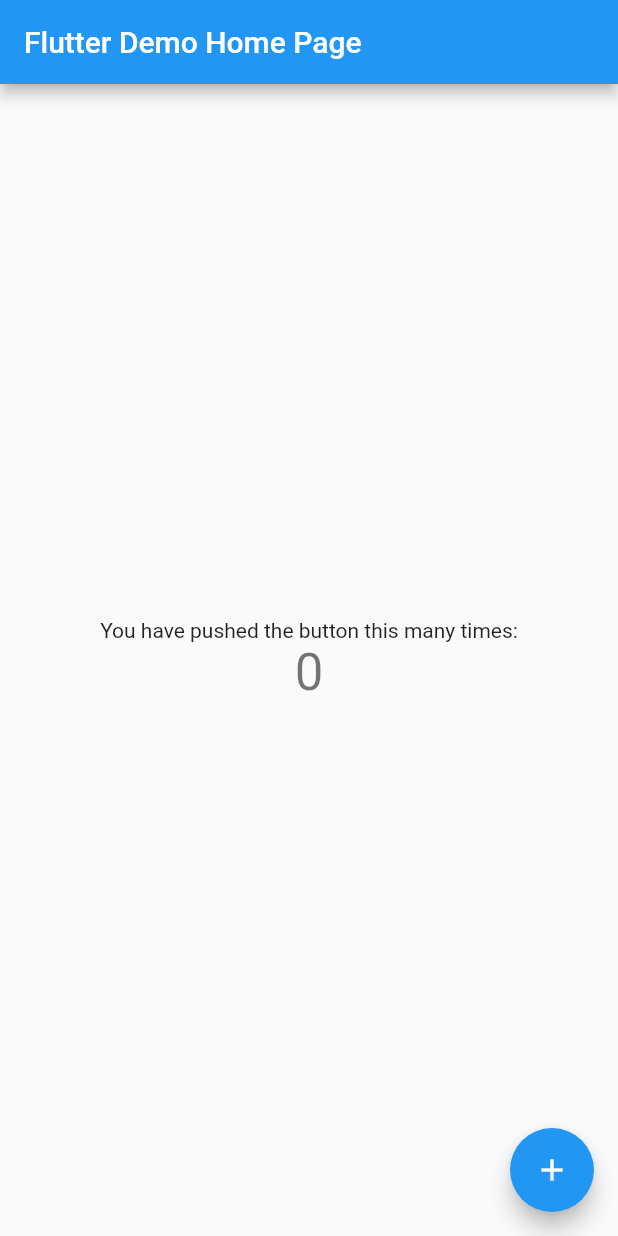
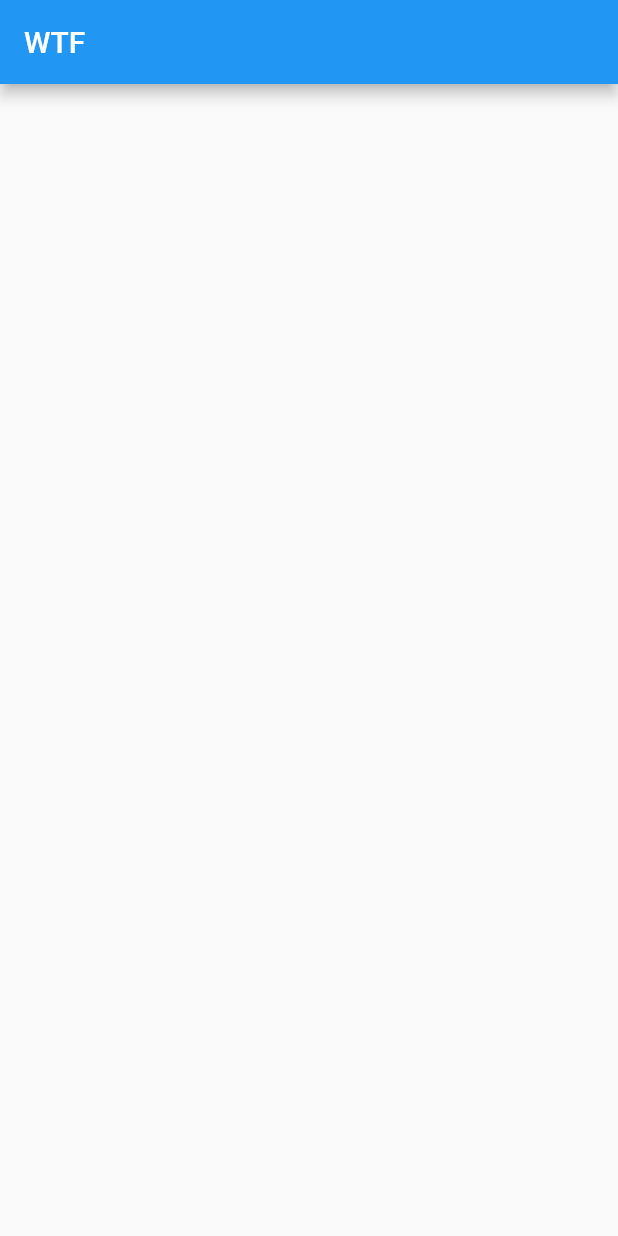
Before and after one commit to Rami-Ismael/vertigo, a Flutter app: the screen it shows after launch, on a phone screen of 412 x 824 dp. Run offline on Flutter 3.47's test engine with Material 2 defaults, Android fonts, the phone set to English and light mode, and no system bars; our stand-ins replace camera, image_picker; missing offline and left inert: firebase_ml_vision; accounts and stored records are empty.

Commit message:
Add a scaffold

```diff
--- /dev/null
+++ b/lib/FacePageState.dart
@@ -0,0 +1,47 @@
+
+import 'dart:io';
+import 'package:firebase_ml_vision/firebase_ml_vision.dart';
+import 'package:flutter/cupertino.dart';
+import 'package:flutter/material.dart';
+import 'package:image_picker/image_picker.dart';
+
+class FacePageState extends StatelessWidget {
+  File imageFile;
+  List<Face> faces;
+  // var imageFromCamera = null;
+  //to access the camera
+  final picker = ImagePicker();
+  @override
+  Widget build(BuildContext context) {
+    // TODO: implement build
+    return MaterialApp(home: WTFScaffold());
+  }
+
+  // ignore: unused_element
+// ignore: slash_for_doc_comments
+  /**   void getImageAndDetecFaces() async {
+      // ignore: unused_local_variable
+      imageFromCamera = await _picker.getImage(source: ImageSource.camera);
+      }*/
+  void getImageAndDetectFaces() async {
+    final imageFromCamera = await picker.getImage(source: ImageSource.camera);
+  }
+// print(imageForCamera.toString())
+//print(imagefromCamera.runtimeType);
+//  var selected = Image.file(File(imageFromCamera));
+//final selected = Image.file(File(imageFromCamera));
+//File select = File(imageFromCamera.);
+//final image = FirebaseVisionImage.fromFile(select);
+}
+class WTFScaffold extends StatelessWidget{
+  @override
+  Widget build(BuildContext context) {
+    // TODO: implement build
+    return Scaffold(
+      appBar: AppBar(
+        title: Text("WTF"),
+      ),
+    );
+  }
+
+}
--- a/lib/main.dart
+++ b/lib/main.dart
@@ -1,8 +1,12 @@
+import 'package:firebase_ml_vision/firebase_ml_vision.dart';
 import 'package:flutter/material.dart';
-import "flutterMlkit.dart";
+import 'FacePageState.dart';
 
 void main() {
-  runApp(MyApp());
+  //print("rami");
+ // print(FacePageState());
+  runApp(FacePageState());
+
 }
 
 class MyApp extends StatelessWidget {
--- a/pubspec.yaml
+++ b/pubspec.yaml
@@ -35,8 +35,9 @@
   thumbnails:
   video_player:
   esys_flutter_share:
-  firebase_core:
+  firebase_core: ^0.5.0+1
   firebase_ml_vision:
+  permission_handler:
 
 dev_dependencies:
   flutter_test:
```
Also changed, not shown: pubspec.lock.
